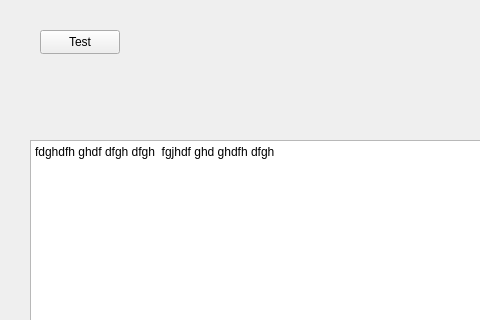
First picture: the form in PiPicApp/mainWindow.ui, repository imisk/PiPic, before the edit; both pictures show x 0 to 480 and y 0 to 320 of the 800 by 600 pixel window.
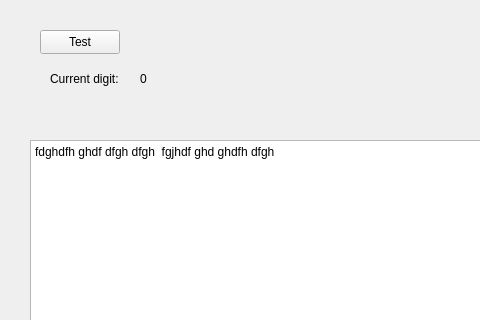
Second picture: the form after the edit.

```diff
--- a/PiPicApp/mainWindow.ui
+++ b/PiPicApp/mainWindow.ui
@@ -46,6 +46,32 @@
      <string>fdghdfh ghdf dfgh dfgh  fgjhdf ghd ghdfh dfgh</string>
     </property>
    </widget>
+   <widget class="QLabel" name="label">
+    <property name="geometry">
+     <rect>
+      <x>50</x>
+      <y>70</y>
+      <width>81</width>
+      <height>17</height>
+     </rect>
+    </property>
+    <property name="text">
+     <string>Current digit:</string>
+    </property>
+   </widget>
+   <widget class="QLabel" name="lbl_CurDigit">
+    <property name="geometry">
+     <rect>
+      <x>140</x>
+      <y>70</y>
+      <width>101</width>
+      <height>17</height>
+     </rect>
+    </property>
+    <property name="text">
+     <string>0</string>
+    </property>
+   </widget>
   </widget>
   <widget class="QMenuBar" name="menubar">
    <property name="geometry">
```
